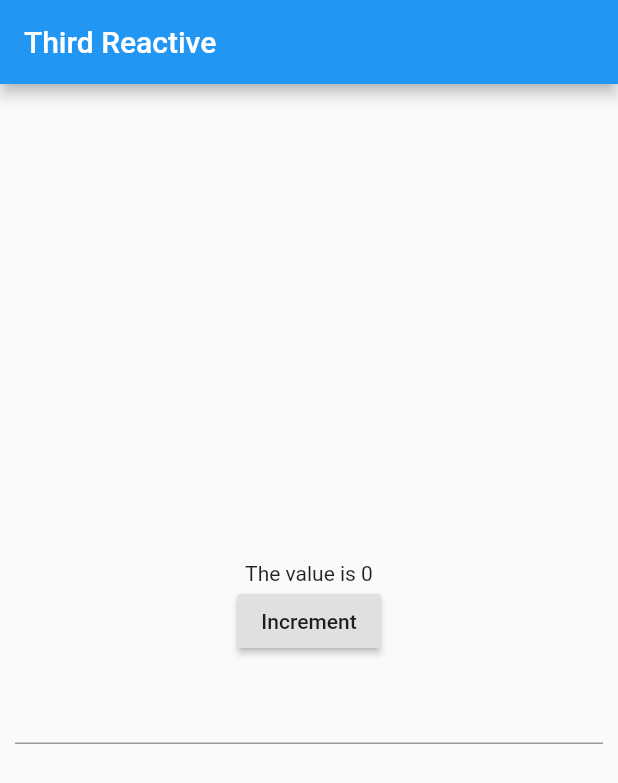
After one commit to Sivar-Developer/Flutter-GetX, a Flutter app: the screen it shows after launch, after a tap on "Go to Forth Reactive", on a phone screen of 412 x 824 dp. The commit adds this screen. Shown: the top 783 px of the screen. Run offline on Flutter 3.47's test engine with Material 2 defaults, Android fonts, the phone set to English and light mode, and no system bars; our stand-ins replace get.

Commit message:
GetX Workers with ForthController

```diff
--- /dev/null
+++ b/lib/controllers/ForthController.dart
@@ -0,0 +1,22 @@
+import 'package:get/get.dart';
+
+class ForthController extends GetxController {
+  var count = 0.obs;
+
+  void increment() {
+    count++;
+  }
+
+  @override
+  void onInit() {
+    print('Init called');
+    ever(count, (_) => print(count));
+    super.onInit();
+  }
+
+  @override
+  void onClose() {
+    print('Init called');
+    super.onClose();
+  }
+}
--- a/lib/controllers/ThirdController.dart
+++ b/lib/controllers/ThirdController.dart
@@ -5,8 +5,8 @@ class ThirdController extends GetxController {
 
   void increment() async {
     await Future<int>.delayed(Duration(seconds: 3));
-    this.count++;
-    update();
+    count++;
+    update(['txtCount']);
   }
 
   void cleanUpTask() {
--- a/lib/main.dart
+++ b/lib/main.dart
@@ -1,6 +1,6 @@
 import 'package:flutter/material.dart';
+import 'package:flutter_getx/views/screens/Screens.dart';
 import 'package:get/get.dart';
-import 'views/screens/screens.dart';
 
 void main() {
   runApp(MyApp());
@@ -20,6 +20,7 @@ class MyApp extends StatelessWidget {
         GetPage(name: '/home/:id', page: () => HomeScreen(), transition: Transition.fadeIn),
         GetPage(name: '/reactive', page: () => ReactiveScreen(), transition: Transition.fadeIn),
         GetPage(name: '/thirdreactive', page: () => ThirdReactiveScreen(), transition: Transition.fadeIn),
+        GetPage(name: '/forthreactive', page: () => ForthReactiveScreen(), transition: Transition.fadeIn),
       ],
     );
   }
--- /dev/null
+++ b/lib/views/screens/ForthReactiveScreen.dart
@@ -0,0 +1,37 @@
+import 'package:flutter/material.dart';
+import 'package:get/get.dart';
+import 'package:flutter_getx/controllers/ForthController.dart';
+
+class ForthReactiveScreen extends StatelessWidget {
+  ForthController forthController = Get.put(ForthController());
+
+  @override
+  Widget build(BuildContext context) {
+    return Scaffold(
+      appBar: AppBar(
+        title: Text('Third Reactive'),
+      ),
+      body: Center(
+        child: Column(
+          mainAxisAlignment: MainAxisAlignment.center,
+          crossAxisAlignment: CrossAxisAlignment.center,
+          children: [
+            Obx(() => Text('The value is ${forthController.count}')),
+            RaisedButton(
+              child: Text('Increment'),
+              onPressed: () => forthController.increment(),
+            ),
+            Padding(
+              padding: EdgeInsets.all(10.0),
+              child: TextField(
+                onChanged: (val) {
+                  forthController.increment();
+                },
+              ),
+            )
+          ],
+        ),
+      ),
+    );
+  }
+}
--- a/lib/views/screens/MainScreen.dart
+++ b/lib/views/screens/MainScreen.dart
@@ -146,6 +146,13 @@ class _MainScreenState extends State<MainScreen> {
                 Get.offNamed('/thirdreactive');
               },
             ),
+            RaisedButton(
+              color: Colors.blue,
+              child: Text('Go to Forth Reactive'),
+              onPressed: (){
+                Get.offNamed('/forthreactive');
+              },
+            ),
           ],
         ),
       ),
--- a/lib/views/screens/Screens.dart
+++ b/lib/views/screens/Screens.dart
@@ -2,3 +2,4 @@ export 'package:flutter_getx/views/screens/HomeScreen.dart';
 export 'package:flutter_getx/views/screens/MainScreen.dart';
 export 'package:flutter_getx/views/screens/ReactiveScreen.dart';
 export 'package:flutter_getx/views/screens/ThirdReactiveScreen.dart';
+export 'package:flutter_getx/views/screens/ForthReactiveScreen.dart';
--- a/lib/views/screens/ThirdReactiveScreen.dart
+++ b/lib/views/screens/ThirdReactiveScreen.dart
@@ -17,13 +17,19 @@ class ThirdReactiveScreen extends StatelessWidget {
           crossAxisAlignment: CrossAxisAlignment.center,
           children: [
             GetBuilder<ThirdController>(
+              id: 'txtCount',
               builder: (controller) {
                 return Text(
                   'The value is ${controller.count}',
                   style: TextStyle(fontSize: 23),
                 );
               }
-            )
+            ),
+            SizedBox(height: 16,),
+            RaisedButton(
+              child: Text('Increment'),
+              onPressed: () => thirdController.increment()
+            ),
           ],
         ),
       ),
```
